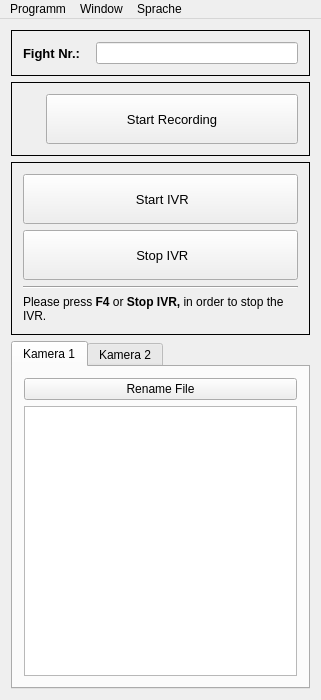
Qt form resource/recordwindow.ui (christopherK192/RecordWindow) before a commit.
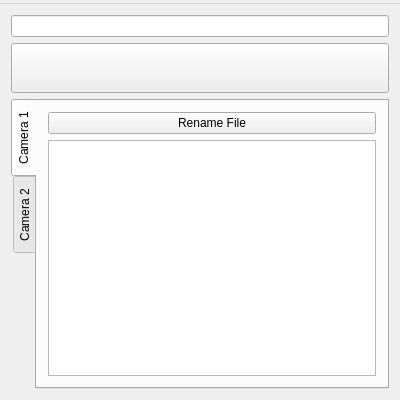
The same form after that commit. Icons and pictures are not drawn.

Diff of the .ui file:
```diff
--- a/resource/recordwindow.ui
+++ b/resource/recordwindow.ui
@@ -6,8 +6,8 @@
    <rect>
     <x>0</x>
     <y>0</y>
-    <width>321</width>
-    <height>700</height>
+    <width>400</width>
+    <height>400</height>
    </rect>
   </property>
   <property name="sizePolicy">
@@ -29,244 +29,63 @@
     <normaloff>:/icons/icons/logo.ico</normaloff>:/icons/icons/logo.ico</iconset>
   </property>
   <widget class="QWidget" name="centralWidget">
-   <layout class="QVBoxLayout" name="verticalLayout">
+   <layout class="QVBoxLayout" name="verticalLayout_3">
     <item>
-     <widget class="QFrame" name="frame_3">
-      <property name="frameShape">
-       <enum>QFrame::Box</enum>
-      </property>
-      <layout class="QHBoxLayout" name="horizontalLayout">
-       <item>
-        <widget class="QLabel" name="label">
-         <property name="font">
-          <font>
-           <pointsize>10</pointsize>
-           <weight>75</weight>
-           <bold>true</bold>
-          </font>
-         </property>
-         <property name="text">
-          <string>Fight Nr.:</string>
-         </property>
-        </widget>
-       </item>
-       <item>
-        <spacer name="horizontalSpacer_2">
-         <property name="orientation">
-          <enum>Qt::Horizontal</enum>
-         </property>
-         <property name="sizeType">
-          <enum>QSizePolicy::Fixed</enum>
-         </property>
-         <property name="sizeHint" stdset="0">
-          <size>
-           <width>10</width>
-           <height>20</height>
-          </size>
-         </property>
-        </spacer>
-       </item>
-       <item>
-        <widget class="QLineEdit" name="lineEdit_fightNr"/>
-       </item>
-      </layout>
-     </widget>
+     <widget class="QLineEdit" name="lineEdit_fightNr"/>
     </item>
     <item>
-     <widget class="QFrame" name="frame_recording">
-      <property name="frameShape">
-       <enum>QFrame::Box</enum>
+     <widget class="QPushButton" name="pushButton_record">
+      <property name="sizePolicy">
+       <sizepolicy hsizetype="Ignored" vsizetype="Fixed">
+        <horstretch>0</horstretch>
+        <verstretch>0</verstretch>
+       </sizepolicy>
       </property>
-      <property name="frameShadow">
-       <enum>QFrame::Plain</enum>
+      <property name="minimumSize">
+       <size>
+        <width>0</width>
+        <height>50</height>
+       </size>
       </property>
-      <layout class="QHBoxLayout" name="horizontalLayout_2">
-       <item>
-        <widget class="QLabel" name="label_record">
-         <property name="enabled">
-          <bool>false</bool>
-         </property>
-         <property name="sizePolicy">
-          <sizepolicy hsizetype="Fixed" vsizetype="Fixed">
-           <horstretch>0</horstretch>
-           <verstretch>0</verstretch>
-          </sizepolicy>
-         </property>
-         <property name="pixmap">
-          <pixmap resource="../icons.qrc">:/icons/icons/record.svg</pixmap>
-         </property>
-         <property name="scaledContents">
-          <bool>true</bool>
-         </property>
-        </widget>
-       </item>
-       <item>
-        <spacer name="horizontalSpacer">
-         <property name="orientation">
-          <enum>Qt::Horizontal</enum>
-         </property>
-         <property name="sizeType">
-          <enum>QSizePolicy::Fixed</enum>
-         </property>
-         <property name="sizeHint" stdset="0">
-          <size>
-           <width>10</width>
-           <height>20</height>
-          </size>
-         </property>
-        </spacer>
-       </item>
-       <item>
-        <widget class="QPushButton" name="button_record">
-         <property name="sizePolicy">
-          <sizepolicy hsizetype="MinimumExpanding" vsizetype="Preferred">
-           <horstretch>0</horstretch>
-           <verstretch>0</verstretch>
-          </sizepolicy>
-         </property>
-         <property name="minimumSize">
-          <size>
-           <width>0</width>
-           <height>50</height>
-          </size>
-         </property>
-         <property name="maximumSize">
-          <size>
-           <width>16777215</width>
-           <height>50</height>
-          </size>
-         </property>
-         <property name="font">
-          <font>
-           <pointsize>10</pointsize>
-          </font>
-         </property>
-         <property name="text">
-          <string>Start Recording</string>
-         </property>
-         <property name="iconSize">
-          <size>
-           <width>50</width>
-           <height>40</height>
-          </size>
-         </property>
-        </widget>
-       </item>
-      </layout>
-     </widget>
-    </item>
-    <item>
-     <widget class="QFrame" name="frame_replay">
-      <property name="frameShape">
-       <enum>QFrame::Box</enum>
+      <property name="maximumSize">
+       <size>
+        <width>16777215</width>
+        <height>50</height>
+       </size>
       </property>
-      <property name="frameShadow">
-       <enum>QFrame::Plain</enum>
+      <property name="font">
+       <font>
+        <pointsize>10</pointsize>
+       </font>
       </property>
-      <layout class="QVBoxLayout" name="verticalLayout_3">
-       <item>
-        <widget class="QPushButton" name="button_playVideo">
-         <property name="minimumSize">
-          <size>
-           <width>0</width>
-           <height>50</height>
-          </size>
-         </property>
-         <property name="maximumSize">
-          <size>
-           <width>16777215</width>
-           <height>50</height>
-          </size>
-         </property>
-         <property name="font">
-          <font>
-           <pointsize>10</pointsize>
-          </font>
-         </property>
-         <property name="text">
-          <string> Start IVR</string>
-         </property>
-         <property name="icon">
-          <iconset resource="../icons.qrc">
-           <normaloff>:/icons/icons/playVideo.svg</normaloff>:/icons/icons/playVideo.svg</iconset>
-         </property>
-         <property name="iconSize">
-          <size>
-           <width>40</width>
-           <height>40</height>
-          </size>
-         </property>
-        </widget>
-       </item>
-       <item>
-        <widget class="QPushButton" name="button_stopVideo">
-         <property name="minimumSize">
-          <size>
-           <width>0</width>
-           <height>50</height>
-          </size>
-         </property>
-         <property name="maximumSize">
-          <size>
-           <width>16777215</width>
-           <height>50</height>
-          </size>
-         </property>
-         <property name="font">
-          <font>
-           <pointsize>10</pointsize>
-          </font>
-         </property>
-         <property name="text">
-          <string> Stop IVR</string>
-         </property>
-         <property name="icon">
-          <iconset resource="../icons.qrc">
-           <normaloff>:/icons/icons/stopVideo.svg</normaloff>:/icons/icons/stopVideo.svg</iconset>
-         </property>
-         <property name="iconSize">
-          <size>
-           <width>40</width>
-           <height>40</height>
-          </size>
-         </property>
-        </widget>
-       </item>
-       <item>
-        <widget class="Line" name="line_2">
-         <property name="orientation">
-          <enum>Qt::Horizontal</enum>
-         </property>
-        </widget>
-       </item>
-       <item>
-        <widget class="QLabel" name="label_4">
-         <property name="font">
-          <font>
-           <pointsize>9</pointsize>
-          </font>
-         </property>
-         <property name="text">
-          <string>&lt;html&gt;&lt;head/&gt;&lt;body&gt;&lt;p&gt;Please press &lt;span style=&quot; font-weight:600;&quot;&gt;F4&lt;/span&gt; or &lt;span style=&quot; font-weight:600;&quot;&gt;Stop IVR,&lt;/span&gt; in order to stop the IVR.&lt;/p&gt;&lt;/body&gt;&lt;/html&gt;</string>
-         </property>
-         <property name="wordWrap">
-          <bool>true</bool>
-         </property>
-        </widget>
-       </item>
-      </layout>
+      <property name="text">
+       <string/>
+      </property>
+      <property name="icon">
+       <iconset resource="../icons.qrc">
+        <normaloff>:/icons/icons/record2.svg</normaloff>:/icons/icons/record2.svg</iconset>
+      </property>
+      <property name="iconSize">
+       <size>
+        <width>40</width>
+        <height>40</height>
+       </size>
+      </property>
      </widget>
     </item>
     <item>
      <widget class="QTabWidget" name="tabWidget">
+      <property name="tabPosition">
+       <enum>QTabWidget::West</enum>
+      </property>
       <property name="currentIndex">
        <number>0</number>
       </property>
       <widget class="QWidget" name="cam1">
        <attribute name="title">
-        <string>Kamera 1</string>
+        <string>Camera 1</string>
        </attribute>
-       <layout class="QVBoxLayout" name="verticalLayout_2">
+       <layout class="QVBoxLayout" name="verticalLayout">
         <item>
          <widget class="QPushButton" name="pushButton_rename1">
           <property name="text">
@@ -282,15 +101,18 @@
           <property name="sortingEnabled">
            <bool>true</bool>
           </property>
+          <property name="headerHidden">
+           <bool>true</bool>
+          </property>
          </widget>
         </item>
        </layout>
       </widget>
       <widget class="QWidget" name="cam2">
        <attribute name="title">
-        <string>Kamera 2</string>
+        <string>Camera 2</string>
        </attribute>
-       <layout class="QVBoxLayout" name="verticalLayout_4">
+       <layout class="QVBoxLayout" name="verticalLayout_2">
         <item>
          <widget class="QPushButton" name="pushButton_rename2">
           <property name="text">
@@ -319,35 +141,19 @@
     <rect>
      <x>0</x>
      <y>0</y>
-     <width>321</width>
-     <height>26</height>
+     <width>400</width>
+     <height>22</height>
     </rect>
    </property>
-   <widget class="QMenu" name="menuDatei">
+   <widget class="QMenu" name="menuSettings">
     <property name="title">
-     <string>Programm</string>
+     <string/>
     </property>
     <addaction name="actionEinstellungen"/>
     <addaction name="separator"/>
-    <addaction name="actionBeenden"/>
-   </widget>
-   <widget class="QMenu" name="menuSprache">
-    <property name="title">
-     <string>Sprache</string>
-    </property>
-    <addaction name="actionDeutsch"/>
-    <addaction name="actionEnglish"/>
-   </widget>
-   <widget class="QMenu" name="menuWindow">
-    <property name="title">
-     <string>Window</string>
-    </property>
-    <addaction name="actionFreeze"/>
     <addaction name="actionSet_Toplevel"/>
    </widget>
-   <addaction name="menuDatei"/>
-   <addaction name="menuWindow"/>
-   <addaction name="menuSprache"/>
+   <addaction name="menuSettings"/>
   </widget>
   <action name="actionDeutsch">
    <property name="checkable">
```
Left out of the diff: 110 changed lines with no effect on the pictures.
